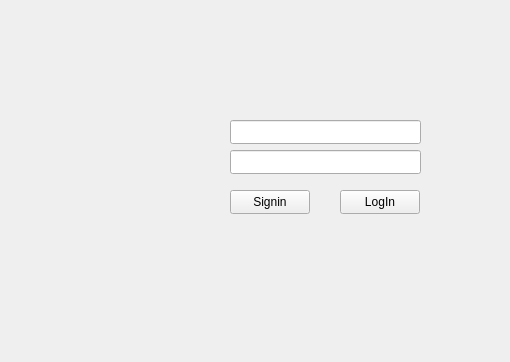
First picture: the form in IsraelEthanTaehgCS106point2/loginpage.ui, repository israelBlackyb/IETMCS106.2, before the edit; both pictures show x 0 to 510 and y 0 to 362 of the 800 by 600 pixel window.
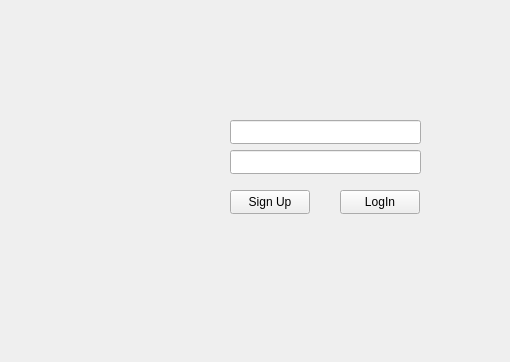
Second picture: the form after the edit.

Commit message: Relabled Sign up button

```diff
--- a/IsraelEthanTaehgCS106point2/loginpage.ui
+++ b/IsraelEthanTaehgCS106point2/loginpage.ui
@@ -24,7 +24,7 @@
      </rect>
     </property>
     <property name="text">
-     <string>Signin</string>
+     <string>Sign Up</string>
     </property>
    </widget>
    <widget class="QPushButton" name="log">
```
The commit also changes 9 other files.
